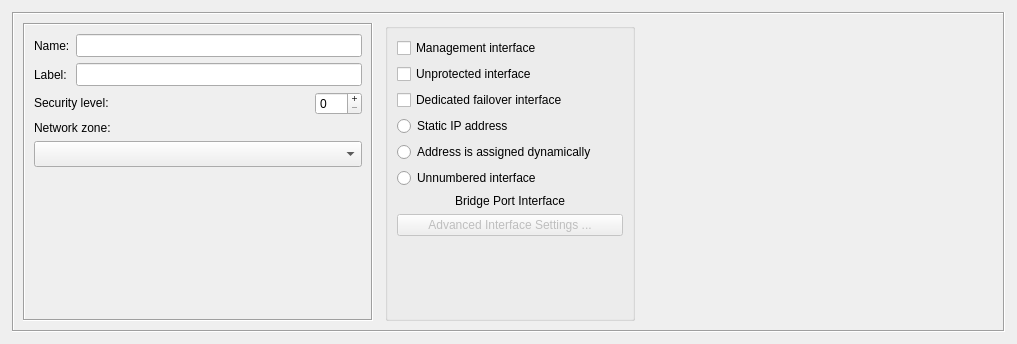
Above: src/firewallfabrik/gui/ui/interfacedialog_q.ui from Linuxfabrik/firewallfabrik before the change. Below: the same form after it.
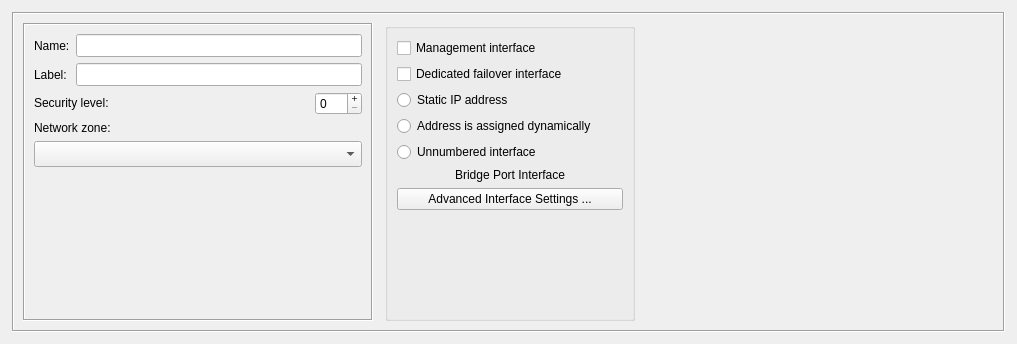
That is the form after the change. Custom widgets are drawn as their Qt base class.

Commit message: feat(gui): add Advanced Interface Settings dialog, VLAN validation, shadowing fix

Patch:
```diff
--- a/src/firewallfabrik/gui/ui/interfacedialog_q.ui
+++ b/src/firewallfabrik/gui/ui/interfacedialog_q.ui
@@ -290,15 +290,8 @@
            <property name="text">
             <string>Management interface</string>
            </property>
-          </widget>
-         </item>
-         <item>
-          <widget class="QCheckBox" name="unprotected">
            <property name="toolTip">
-            <string>Skip this interface while assigning policy rules</string>
-           </property>
-           <property name="text">
-            <string>Unprotected interface</string>
+            <string>Mark this as the management interface used for remote administration (SSH, SNMP). The compiler uses this to identify where management access rules should be applied, and the installer connects to this address by default.</string>
            </property>
           </widget>
          </item>
@@ -349,7 +342,7 @@
          <item>
           <widget class="QPushButton" name="advancedconfig">
            <property name="enabled">
-            <bool>false</bool>
+            <bool>true</bool>
            </property>
            <property name="text">
             <string>Advanced Interface Settings ...</string>
```
Left out of the diff: 40 changed lines with no effect on the pictures. The commit also changes 14 other files.
